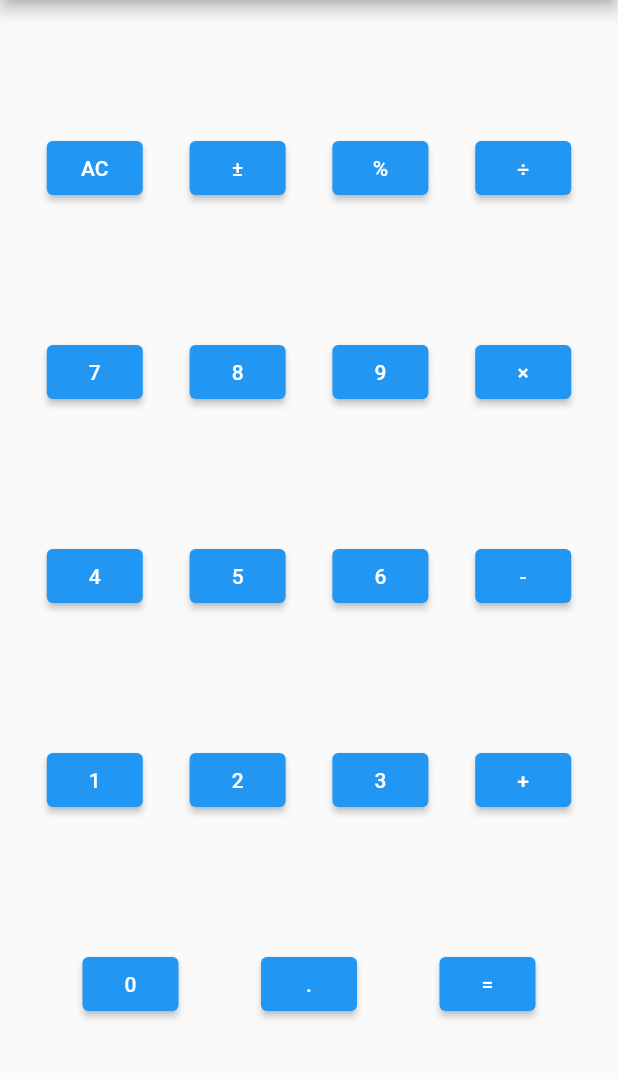
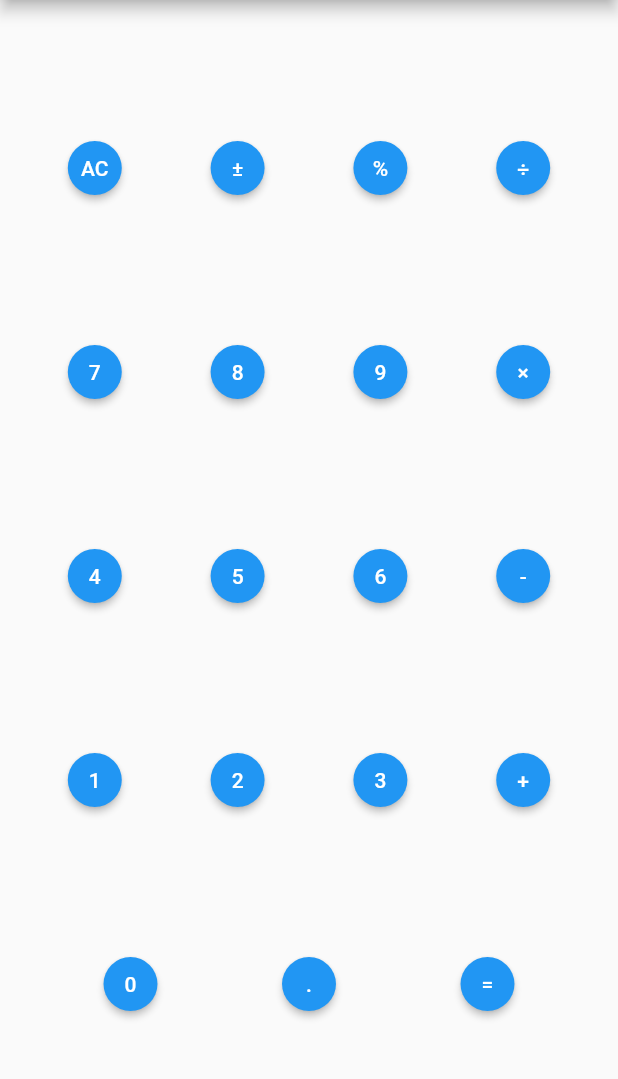
Before and after one commit to yuya-okada527/flutter_calculator_sample, a Flutter app: the screen it shows after launch, on a phone screen of 412 x 824 dp, the part 84-1163 px from its top. Run offline on Flutter 3.47's test engine with Material 2 defaults, Android fonts, the phone set to English and light mode, and no system bars.

Commit message:
add style

```diff
--- a/lib/widgets/calculator_button.dart
+++ b/lib/widgets/calculator_button.dart
@@ -11,6 +11,9 @@ class CalculatorButton extends StatelessWidget {
   Widget build(BuildContext context) {
     return ElevatedButton(
       child: Text(value),
+      style: ElevatedButton.styleFrom(
+        shape: const CircleBorder(),
+      ),
       onPressed: () {
         onClick();
       },
```
